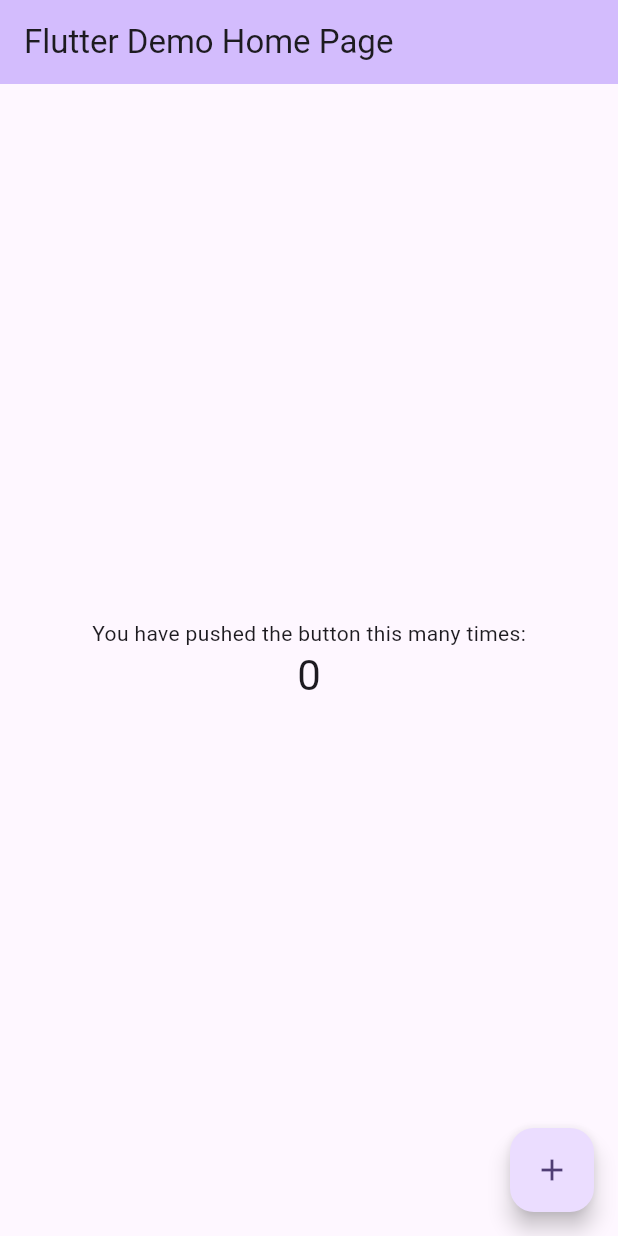
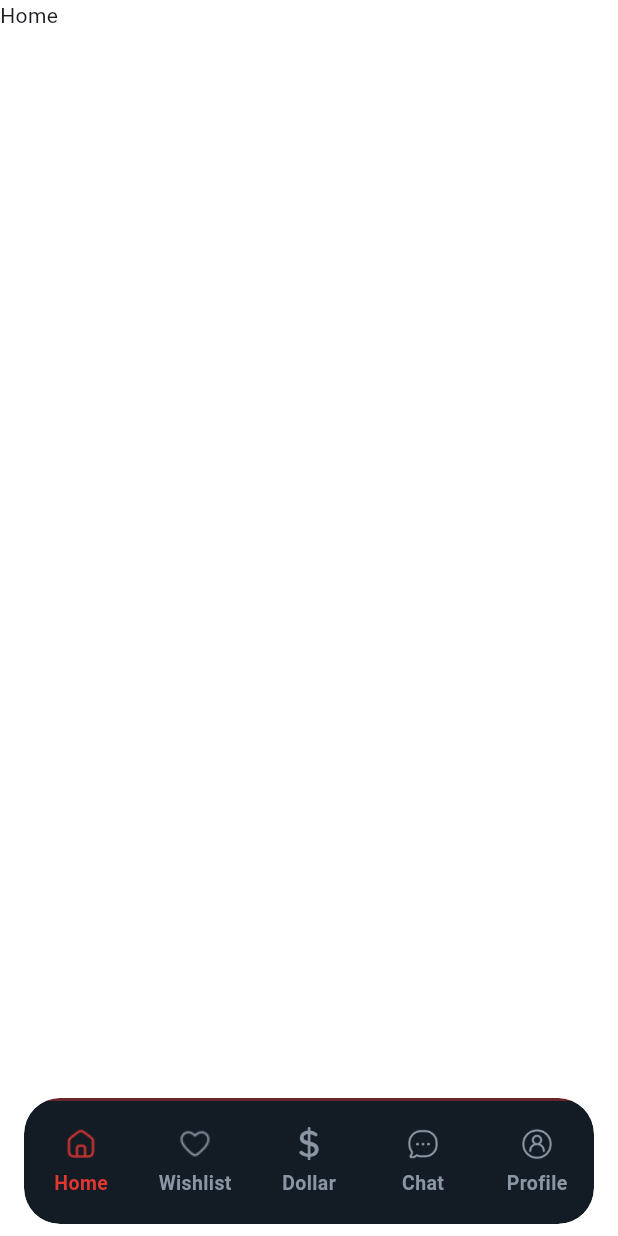
Before and after one commit to backbencherstudio/mussweg, a Flutter app: the screen it shows after launch, on a phone screen of 412 x 824 dp. Run offline on Flutter 3.47's test engine with Material 3 defaults, Android fonts, the phone set to English and light mode, and no system bars; our stand-ins replace flutter_screenutil, get_it.

Commit message:
added the code

```diff
--- /dev/null
+++ b/lib/core/provider/app_provider.dart
@@ -0,0 +1,12 @@
+// core/provider/app_provider.dart
+import 'package:mussweg/view_model/parent_provider/parent_screen_provider.dart';  // Correct path
+import 'package:provider/provider.dart';
+import 'package:provider/single_child_widget.dart';
+import 'inject.dart';
+
+class AppProviders {
+  static final List<SingleChildWidget> providers = [
+    // Using getIt to fetch the instance of ParentScreenProvider
+    ChangeNotifierProvider(create: (_) => getIt<ParentScreenProvider>()),
+  ];
+}
--- /dev/null
+++ b/lib/core/provider/inject.dart
@@ -0,0 +1,9 @@
+import 'package:get_it/get_it.dart';
+import 'package:mussweg/view_model/parent_provider/parent_screen_provider.dart';
+
+final GetIt getIt = GetIt.instance;
+
+void setup() {
+  // Register ParentScreenProvider with GetIt
+  getIt.registerLazySingleton<ParentScreenProvider>(() => ParentScreenProvider());
+}
--- a/lib/core/routes/route_configs.dart
+++ b/lib/core/routes/route_configs.dart
@@ -0,0 +1,11 @@
+import 'package:flutter/material.dart';
+import 'package:mussweg/core/routes/route_names.dart';
+import 'package:mussweg/views/home/screen/home_screen.dart';
+import 'package:mussweg/views/parent_screen/screen/parent_screen.dart';
+
+
+class AppRoutes {
+  static final Map<String, WidgetBuilder> routes = {
+    RouteNames.parentScreen: (context) => const ParentScreen(),
+  };
+}
--- a/lib/core/routes/route_names.dart
+++ b/lib/core/routes/route_names.dart
@@ -0,0 +1,5 @@
+class RouteNames {
+  static const String parentScreen = '/';
+  static const String chooseAccount = '/chooseAccount';
+  static const String loginScreen = '/loginScreen';
+}
--- a/lib/main.dart
+++ b/lib/main.dart
@@ -1,107 +1,68 @@
 import 'package:flutter/material.dart';
+import 'package:flutter/services.dart';
+import 'package:flutter_screenutil/flutter_screenutil.dart';
+import 'package:mussweg/views/parent_screen/screen/parent_screen.dart';
+import 'package:provider/provider.dart';
+import 'core/provider/app_provider.dart';
+import 'core/provider/inject.dart';
+import 'core/routes/route_configs.dart';
 
-void main() {
+Future<void> main() async {
+  WidgetsFlutterBinding.ensureInitialized();
+
+  await SystemChrome.setPreferredOrientations([DeviceOrientation.portraitUp]);
+  await ScreenUtil.ensureScreenSize();
+
+  // Call the setup function to register dependencies with GetIt
+  setup();
+
+  // Run the app
   runApp(const MyApp());
 }
 
 class MyApp extends StatelessWidget {
   const MyApp({super.key});
 
-  // This widget is the root of your application.
   @override
   Widget build(BuildContext context) {
+    return MultiProvider(
+      providers: AppProviders.providers,
+      child: ScreenUtilInit(
+        minTextAdapt: true,
+        splitScreenMode: true,
+        designSize: const Size(375, 812),
+        builder: (context, child) {
           return MaterialApp(
-      title: 'Flutter Demo',
-      theme: ThemeData(
-        colorScheme: ColorScheme.fromSeed(seedColor: Colors.deepPurple),
-      ),
-      home: const MyHomePage(title: 'Flutter Demo Home Page'),
+            debugShowCheckedModeBanner: false,
+            theme: ThemeData(scaffoldBackgroundColor: Colors.white),
+            initialRoute: '/', // Starting route
+            routes: AppRoutes.routes,
+            onUnknownRoute: (settings) {
+              debugPrint(
+                'Attempted to navigate to unknown route: ${settings.name}',
               );
-  }
-}
-
-class MyHomePage extends StatefulWidget {
-  const MyHomePage({super.key, required this.title});
-
-  // This widget is the home page of your application. It is stateful, meaning
-  // that it has a State object (defined below) that contains fields that affect
-  // how it looks.
-
-  // This class is the configuration for the state. It holds the values (in this
-  // case the title) provided by the parent (in this case the App widget) and
-  // used by the build method of the State. Fields in a Widget subclass are
-  // always marked "final".
-
-  final String title;
-
-  @override
-  State<MyHomePage> createState() => _MyHomePageState();
-}
-
-class _MyHomePageState extends State<MyHomePage> {
-  int _counter = 0;
-
-  void _incrementCounter() {
-    setState(() {
-      // This call to setState tells the Flutter framework that something has
-      // changed in this State, which causes it to rerun the build method below
-      // so that the display can reflect the updated values. If we changed
-      // _counter without calling setState(), then the build method would not be
-      // called again, and so nothing would appear to happen.
-      _counter++;
-    });
-  }
-
-  @override
-  Widget build(BuildContext context) {
-    // This method is rerun every time setState is called, for instance as done
-    // by the _incrementCounter method above.
-    //
-    // The Flutter framework has been optimized to make rerunning build methods
-    // fast, so that you can just rebuild anything that needs updating rather
-    // than having to individually change instances of widgets.
-    return Scaffold(
-      appBar: AppBar(
-        // TRY THIS: Try changing the color here to a specific color (to
-        // Colors.amber, perhaps?) and trigger a hot reload to see the AppBar
-        // change color while the other colors stay the same.
-        backgroundColor: Theme.of(context).colorScheme.inversePrimary,
-        // Here we take the value from the MyHomePage object that was created by
-        // the App.build method, and use it to set our appbar title.
-        title: Text(widget.title),
-      ),
+              return MaterialPageRoute(
+                builder: (context) => Scaffold(
+                  appBar: AppBar(title: const Text('Route Error')),
                   body: Center(
-        // Center is a layout widget. It takes a single child and positions it
-        // in the middle of the parent.
                     child: Column(
-          // Column is also a layout widget. It takes a list of children and
-          // arranges them vertically. By default, it sizes itself to fit its
-          // children horizontally, and tries to be as tall as its parent.
-          //
-          // Column has various properties to control how it sizes itself and
-          // how it positions its children. Here we use mainAxisAlignment to
-          // center the children vertically; the main axis here is the vertical
-          // axis because Columns are vertical (the cross axis would be
-          // horizontal).
-          //
-          // TRY THIS: Invoke "debug painting" (choose the "Toggle Debug Paint"
-          // action in the IDE, or press "p" in the console), to see the
-          // wireframe for each widget.
                       mainAxisAlignment: MainAxisAlignment.center,
-          children: <Widget>[
-            const Text('You have pushed the button this many times:'),
-            Text(
-              '$_counter',
-              style: Theme.of(context).textTheme.headlineMedium,
+                      children: [
+                        Text('No route defined for: ${settings.name}'),
+                        const SizedBox(height: 20),
+                        ElevatedButton(
+                          onPressed: () => Navigator.pushNamed(context, '/'),
+                          child: const Text('Go to Home'),
                         ),
                       ],
                     ),
                   ),
-      floatingActionButton: FloatingActionButton(
-        onPressed: _incrementCounter,
-        tooltip: 'Increment',
-        child: const Icon(Icons.add),
-      ), // This trailing comma makes auto-formatting nicer for build methods.
+                ),
+              );
+            },
+          );
+        },
+      ),
     );
   }
 }
--- /dev/null
+++ b/lib/view_model/parent_provider/parent_screen_provider.dart
@@ -0,0 +1,12 @@
+import 'package:flutter/foundation.dart';
+
+class ParentScreenProvider extends ChangeNotifier {
+  int _index = 0;
+  int get index => _index;
+  void setIndex(int i) {
+    if (i != _index) {
+      _index = i;
+      notifyListeners();
+    }
+  }
+}
--- /dev/null
+++ b/lib/views/home/screen/home_screen.dart
@@ -0,0 +1,18 @@
+import 'package:flutter/cupertino.dart';
+import 'package:flutter/material.dart';
+
+class HomeScreen extends StatelessWidget {
+  const HomeScreen({super.key});
+
+  @override
+  Widget build(BuildContext context) {
+    return Scaffold(
+
+      body: Column(
+        children: [
+          Text("Home")
+        ],
+      ),
+    );
+  }
+}
--- /dev/null
+++ b/lib/views/parent_screen/screen/parent_screen.dart
@@ -0,0 +1,158 @@
+import 'package:flutter/material.dart';
+import 'package:flutter_screenutil/flutter_screenutil.dart';
+import 'package:provider/provider.dart';
+
+import '../../../view_model/parent_provider/parent_screen_provider.dart';
+import '../../home/screen/home_screen.dart';
+
+class ParentScreen extends StatelessWidget {
+  const ParentScreen({super.key});
+
+  @override
+  Widget build(BuildContext context) {
+    return Scaffold(
+      backgroundColor: Colors.white,
+      body: Consumer<ParentScreenProvider>(
+        builder: (_, vm, __) {
+          return IndexedStack(
+            index: vm.index, // Shows the screen corresponding to the index
+            children: [
+              HomeScreen(), // tab 0
+              HomeScreen(), // tab 0
+              HomeScreen(), // tab 0
+              HomeScreen(), // tab 0
+              HomeScreen(), // tab 0
+            ],
+          );
+        },
+      ),
+      bottomNavigationBar: const _BottomNavBar(),
+    );
+  }
+}
+
+class _BottomNavBar extends StatelessWidget {
+  const _BottomNavBar();
+
+  @override
+  Widget build(BuildContext context) {
+    const bg = Color(0xFF131C24);
+    const active = Color(0xFFE33632);
+    const inactive = Color(0xFF8A96A3);
+
+    final vm = context.watch<ParentScreenProvider>();
+
+    return SafeArea(
+      top: false,
+      minimum: const EdgeInsets.only(bottom: 8, left: 16, right: 16),
+      child: ClipRRect(
+        borderRadius: BorderRadius.circular(24),
+        child: Container(
+          height: 84,
+          decoration: BoxDecoration(
+            color: bg,
+            borderRadius: BorderRadius.circular(24),
+          ),
+          child: Column(
+            mainAxisSize: MainAxisSize.min,
+            children: [
+              Container(
+                height: 2,
+                color: active.withOpacity(0.4),
+              ), // top red line
+              Expanded(
+                child: Row(
+                  mainAxisAlignment: MainAxisAlignment.spaceAround,
+                  children: [
+                    _Item(
+                      label: 'Home',
+                      activeIcon: 'assets/icons/home.png',
+                      isActive: vm.index == 0,
+                      onTap: () => vm.setIndex(0),
+                    ),
+                    _Item(
+                      label: 'Wishlist',
+                      activeIcon: 'assets/icons/favorite.png',
+                      isActive: vm.index == 1,
+                      onTap: () => vm.setIndex(1),
+                    ),
+                    _Item(
+                      label: 'Dollar',
+                      activeIcon: 'assets/icons/foller.png',
+                      isActive: vm.index == 2,
+                      onTap: () => vm.setIndex(2),
+                    ),
+                    _Item(
+                      label: 'Chat',
+                      activeIcon: 'assets/icons/chat.png',
+                      isActive: vm.index == 3,
+                      onTap: () => vm.setIndex(3),
+                    ),
+                    _Item(
+                      label: 'Profile',
+                      activeIcon: 'assets/icons/profile.png',
+                      isActive: vm.index == 4,
+                      onTap: () => vm.setIndex(4),
+                    ),
+                  ],
+                ),
+              ),
+            ],
+          ),
+        ),
+      ),
+    );
+  }
+}
+
+class _Item extends StatelessWidget {
+  final String label;
+  final String activeIcon;
+  final bool isActive;
+  final VoidCallback onTap;
+
+  const _Item({
+    required this.label,
+    required this.activeIcon,
+    required this.isActive,
+    required this.onTap,
+  });
+
+  @override
+  Widget build(BuildContext context) {
+    const active = Color(0xFFE33632);
+    const inactive = Color(0xFF8A96A3);
+
+    return GestureDetector(
+      behavior: HitTestBehavior.opaque,
+      onTap: onTap,
+      child: SizedBox(
+        width: 70,
+        child: Column(
+          mainAxisAlignment: MainAxisAlignment.center,
+          children: [
+            // Adjusted for better icon sizing
+            Image.asset(
+              activeIcon,
+              height: 22.h, // Ensure these are responsive with ScreenUtil
+              width: 22.w,
+              color: isActive
+                  ? active
+                  : inactive, // Color change on active/inactive
+            ),
+            const SizedBox(height: 6),
+            Text(
+              label,
+              overflow: TextOverflow.ellipsis,
+              style: TextStyle(
+                fontSize: 13,
+                fontWeight: FontWeight.w600,
+                color: isActive ? active : inactive,
+              ),
+            ),
+          ],
+        ),
+      ),
+    );
+  }
+}
```
Also changed, not shown: pubspec.yaml (+9 -3 lines), assets/icons/chat.png (added), assets/icons/favorite.png (added), assets/icons/foller.png (added), assets/icons/home.png (added), assets/icons/profile.png (added), lib/core/provider/temp.dart (deleted), pubspec.lock. Lines whose indentation alone changed are shown as unchanged.
